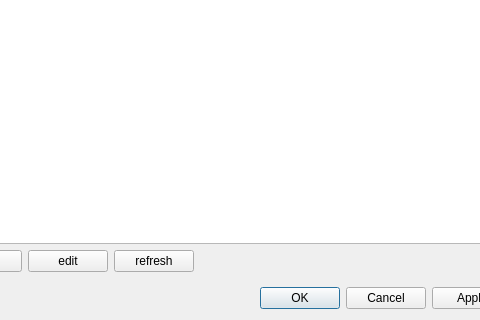
The window that lizmap/resources/ui/ui_lizmap.ui (3liz/lizmap-plugin) describes before a commit, drawn with Qt 5; both pictures show x 424 to 904 and y 436 to 756 of the 1033 by 756 pixel window.
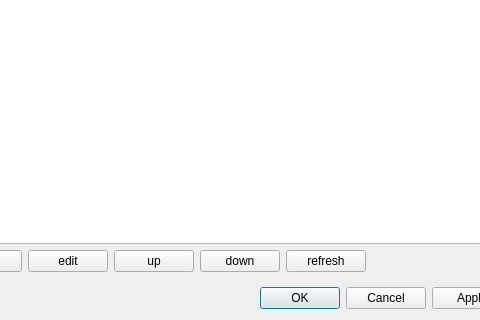
The same window after the commit. Custom widgets are drawn as their Qt base class.

Commit message: UX - Add buttons to move server up or down in the list

What changed in the file:
```diff
--- a/lizmap/resources/ui/ui_lizmap.ui
+++ b/lizmap/resources/ui/ui_lizmap.ui
@@ -485,6 +485,20 @@
                </property>
               </widget>
              </item>
+             <item>
+              <widget class="QPushButton" name="move_up_server_button">
+               <property name="text">
+                <string notr="true">up</string>
+               </property>
+              </widget>
+             </item>
+             <item>
+              <widget class="QPushButton" name="move_down_server_button">
+               <property name="text">
+                <string notr="true">down</string>
+               </property>
+              </widget>
+             </item>
              <item>
               <widget class="QPushButton" name="refresh_versions_button">
                <property name="text">
```
The commit also changes 2 other files.
